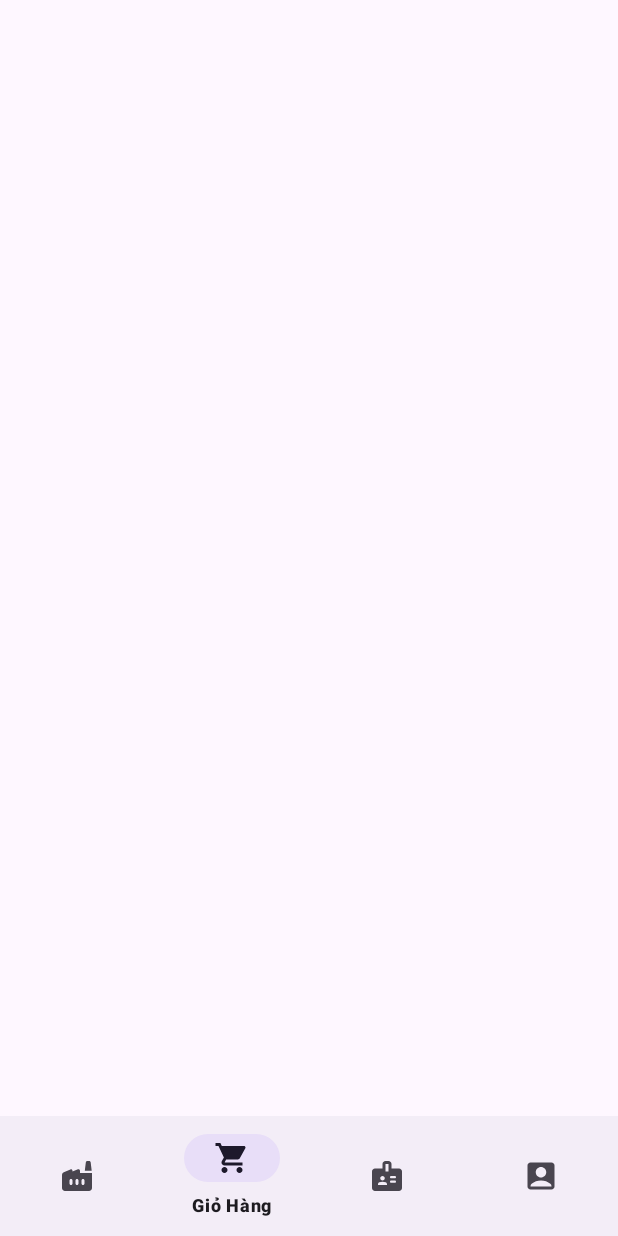
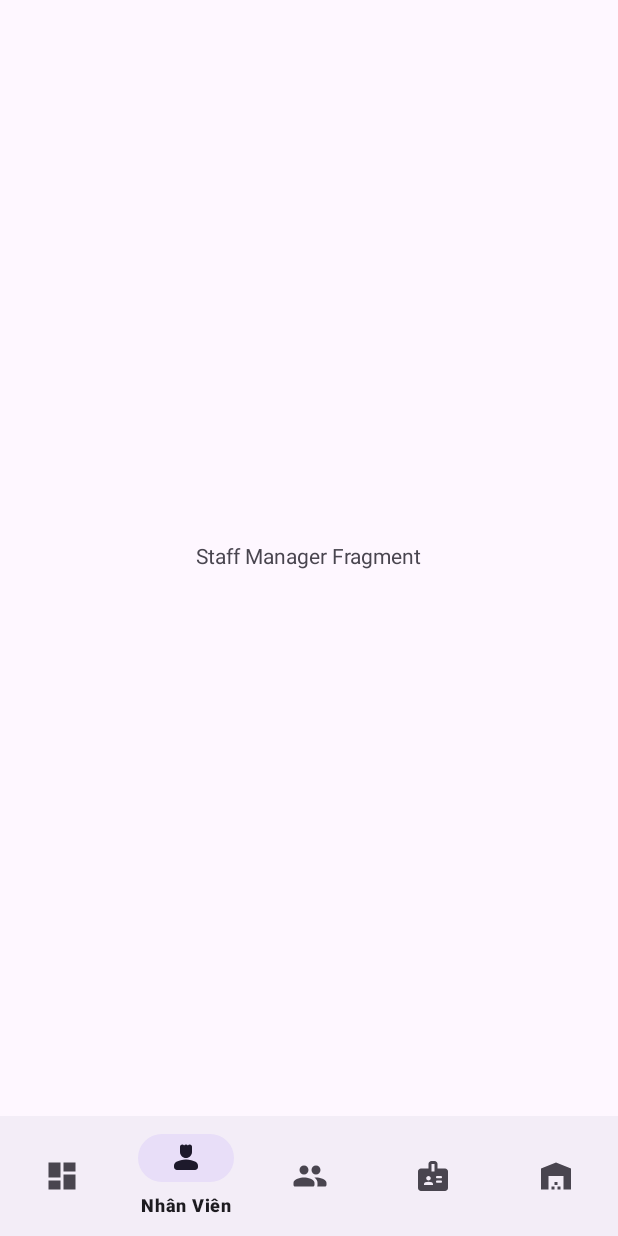
Before and after one commit to Linhvng5420/VLXDOnline, an Android app: the screen it shows after launch (MainActivity before the commit, Owner_HomeActivity after it), item 2 of the bottom bar chosen, on a phone screen of 412 x 824 dp. Run offline under Robolectric (Android 15) with nearby library versions, the phone set to English and light mode, and no system bars.

Commit message:
Bat Dau Code Quan Ly Nhan Vien: Tao Fragment

```diff
--- a/app/src/main/java/com/tdc/vlxdonline/Activity/Owner_HomeActivity.java
+++ b/app/src/main/java/com/tdc/vlxdonline/Activity/Owner_HomeActivity.java
@@ -2,25 +2,49 @@
 
 import android.os.Bundle;
 
-import androidx.activity.EdgeToEdge;
 import androidx.appcompat.app.AppCompatActivity;
-import androidx.core.graphics.Insets;
-import androidx.core.view.ViewCompat;
-import androidx.core.view.WindowInsetsCompat;
+import androidx.fragment.app.Fragment;
+import androidx.fragment.app.FragmentManager;
+import androidx.fragment.app.FragmentTransaction;
 
 import com.tdc.vlxdonline.R;
+import com.tdc.vlxdonline.databinding.ActivityOwnerHomeBinding;
 
 public class Owner_HomeActivity extends AppCompatActivity {
+    //1. Declare variables
+    ActivityOwnerHomeBinding ownerHomeBinding;
 
     @Override
     protected void onCreate(Bundle savedInstanceState) {
         super.onCreate(savedInstanceState);
-        EdgeToEdge.enable(this);
-        setContentView(R.layout.activity_owner_home);
-        ViewCompat.setOnApplyWindowInsetsListener(findViewById(R.id.main), (v, insets) -> {
-            Insets systemBars = insets.getInsets(WindowInsetsCompat.Type.systemBars());
-            v.setPadding(systemBars.left, systemBars.top, systemBars.right, systemBars.bottom);
-            return insets;
+        ownerHomeBinding = ActivityOwnerHomeBinding.inflate(getLayoutInflater());
+        setContentView(ownerHomeBinding.getRoot());
+
+        //2. Set Fragment mặc định (Màn hình mặc định)
+
+
+        //3. Bắt sự kiện
+        EventNavigationBottom();
+    }
+
+    // Bắt sự kiện nhấn Navbar Bottom
+    private void EventNavigationBottom() {
+        ownerHomeBinding.navOwner.setOnItemSelectedListener(item -> {
+            if (item.getItemId() == R.id.nav_home_nhanvien) {
+                ReplaceFragment(new Owner_StaffFragment());
+            } else if (item.getItemId() == R.id.nav_home_dashboard) {
+                ReplaceFragment(new Fragment());
+            } else if (item.getItemId() == R.id.nav_home_donhang) {
+
+            }
+            return true;
         });
     }
+
+    private void ReplaceFragment(Fragment fragment) {
+        FragmentManager fragmentManager = getSupportFragmentManager();
+        FragmentTransaction fragmentTransaction = fragmentManager.beginTransaction();
+        fragmentTransaction.replace(R.id.fragment_owner, fragment);
+        fragmentTransaction.commit();
+    }
 }
--- /dev/null
+++ b/app/src/main/java/com/tdc/vlxdonline/Activity/Owner_StaffFragment.java
@@ -0,0 +1,66 @@
+package com.tdc.vlxdonline.Activity;
+
+import android.os.Bundle;
+
+import androidx.fragment.app.Fragment;
+
+import android.view.LayoutInflater;
+import android.view.View;
+import android.view.ViewGroup;
+
+import com.tdc.vlxdonline.R;
+
+/**
+ * A simple {@link Fragment} subclass.
+ * Use the {@link Owner_StaffFragment#newInstance} factory method to
+ * create an instance of this fragment.
+ */
+public class Owner_StaffFragment extends Fragment {
+
+    // TODO: Rename parameter arguments, choose names that match
+    // the fragment initialization parameters, e.g. ARG_ITEM_NUMBER
+    private static final String ARG_PARAM1 = "param1";
+    private static final String ARG_PARAM2 = "param2";
+
+    // TODO: Rename and change types of parameters
+    private String mParam1;
+    private String mParam2;
+
+    public Owner_StaffFragment() {
+        // Required empty public constructor
+    }
+
+    /**
+     * Use this factory method to create a new instance of
+     * this fragment using the provided parameters.
+     *
+     * @param param1 Parameter 1.
+     * @param param2 Parameter 2.
+     * @return A new instance of fragment Owner_StaffFragment.
+     */
+    // TODO: Rename and change types and number of parameters
+    public static Owner_StaffFragment newInstance(String param1, String param2) {
+        Owner_StaffFragment fragment = new Owner_StaffFragment();
+        Bundle args = new Bundle();
+        args.putString(ARG_PARAM1, param1);
+        args.putString(ARG_PARAM2, param2);
+        fragment.setArguments(args);
+        return fragment;
+    }
+
+    @Override
+    public void onCreate(Bundle savedInstanceState) {
+        super.onCreate(savedInstanceState);
+        if (getArguments() != null) {
+            mParam1 = getArguments().getString(ARG_PARAM1);
+            mParam2 = getArguments().getString(ARG_PARAM2);
+        }
+    }
+
+    @Override
+    public View onCreateView(LayoutInflater inflater, ViewGroup container,
+                             Bundle savedInstanceState) {
+        // Inflate the layout for this fragment
+        return inflater.inflate(R.layout.fragment_owner_staff, container, false);
+    }
+}
--- a/app/src/main/res/layout/activity_owner_home.xml
+++ b/app/src/main/res/layout/activity_owner_home.xml
@@ -7,13 +7,12 @@
     android:orientation="vertical"
     tools:context=".Activity.Owner_HomeActivity">
 
-    <LinearLayout
+    <!-- Fragment Layout -->
+    <FrameLayout
+        android:id="@+id/fragment_owner"
         android:layout_width="match_parent"
         android:layout_height="0dp"
-        android:layout_weight="9"
-        android:orientation="vertical">
-
-    </LinearLayout>
+        android:layout_weight="9"></FrameLayout>
 
     <!--  NAVIGATOR BOTTON  -->
     <LinearLayout
--- /dev/null
+++ b/app/src/main/res/layout/fragment_owner_staff.xml
@@ -0,0 +1,15 @@
+<?xml version="1.0" encoding="utf-8"?>
+<FrameLayout xmlns:android="http://schemas.android.com/apk/res/android"
+    xmlns:tools="http://schemas.android.com/tools"
+    android:layout_width="match_parent"
+    android:layout_height="match_parent"
+    tools:context=".Activity.Owner_StaffFragment">
+
+    <!-- TODO: Update blank fragment layout -->
+    <TextView
+        android:layout_width="wrap_content"
+        android:layout_height="wrap_content"
+        android:layout_gravity="center"
+        android:text="Staff Manager Fragment" />
+
+</FrameLayout>
--- a/app/src/main/res/values/strings.xml
+++ b/app/src/main/res/values/strings.xml
@@ -1,3 +1,4 @@
 <resources>
     <string name="app_name">VLXDOnline</string>
+    <!-- TODO: Remove or change this placeholder text -->
 </resources>
```
Also changed, not shown: app/src/main/AndroidManifest.xml (+6 -6 lines).
